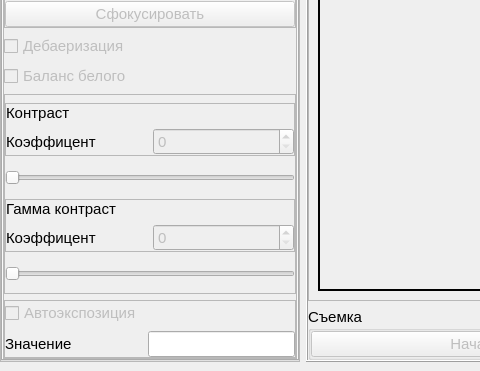
H4KC3R/AlgoDemon, file project/source/mainwindow.ui: the form before one commit; both pictures show x 0 to 480 and y 355 to 726 of the 986 by 726 pixel window.
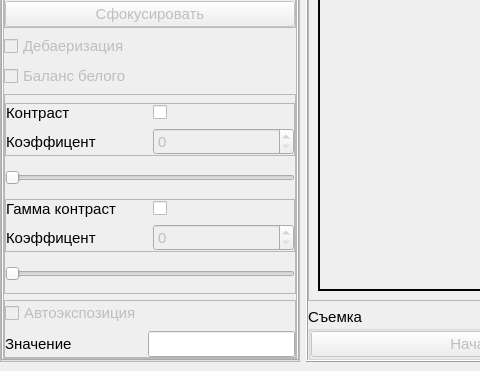
The form after the commit. Icons and pictures are not drawn.

The edit to the form file:
```diff
--- a/project/source/mainwindow.ui
+++ b/project/source/mainwindow.ui
@@ -961,6 +961,13 @@
                           </property>
                          </widget>
                         </item>
+                        <item row="1" column="1">
+                         <widget class="QCheckBox" name="contrastEnableCheckBox">
+                          <property name="text">
+                           <string/>
+                          </property>
+                         </widget>
+                        </item>
                        </layout>
                       </widget>
                      </item>
@@ -1025,6 +1032,13 @@
                           </property>
                          </widget>
                         </item>
+                        <item row="0" column="3">
+                         <widget class="QCheckBox" name="gammaContrastEnableCheckBox">
+                          <property name="text">
+                           <string/>
+                          </property>
+                         </widget>
+                        </item>
                        </layout>
                       </widget>
                      </item>
```
